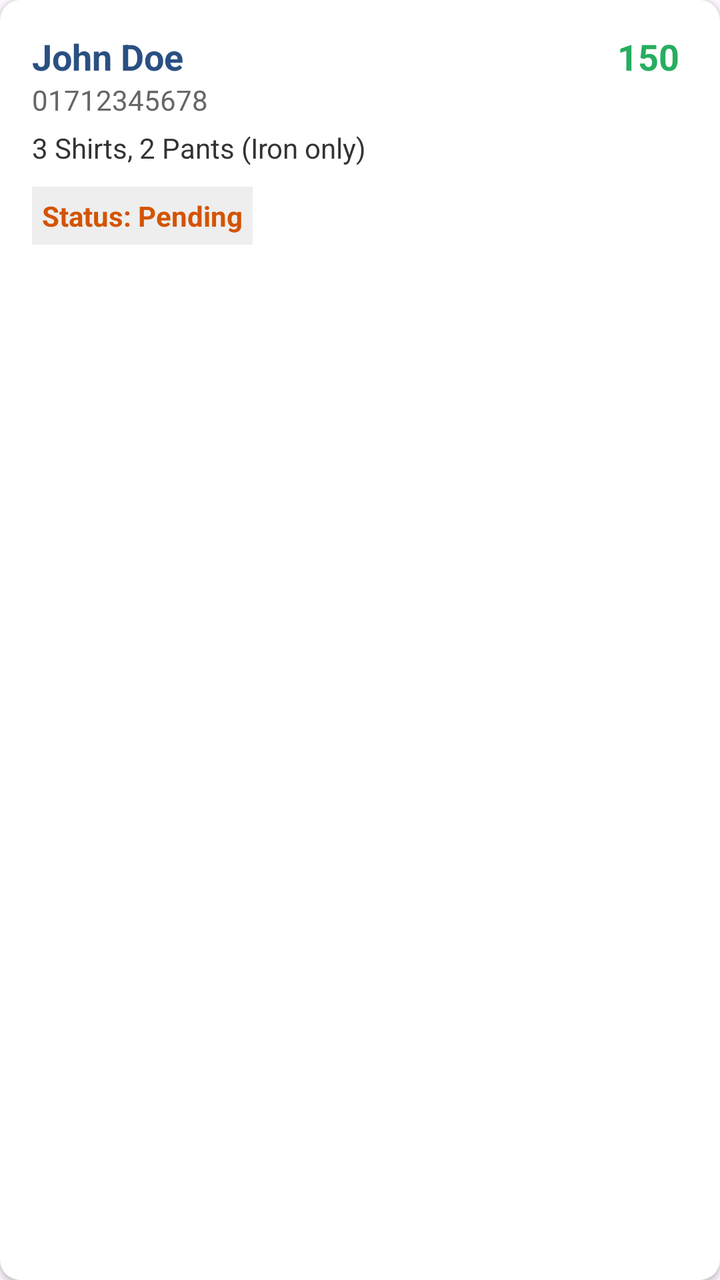
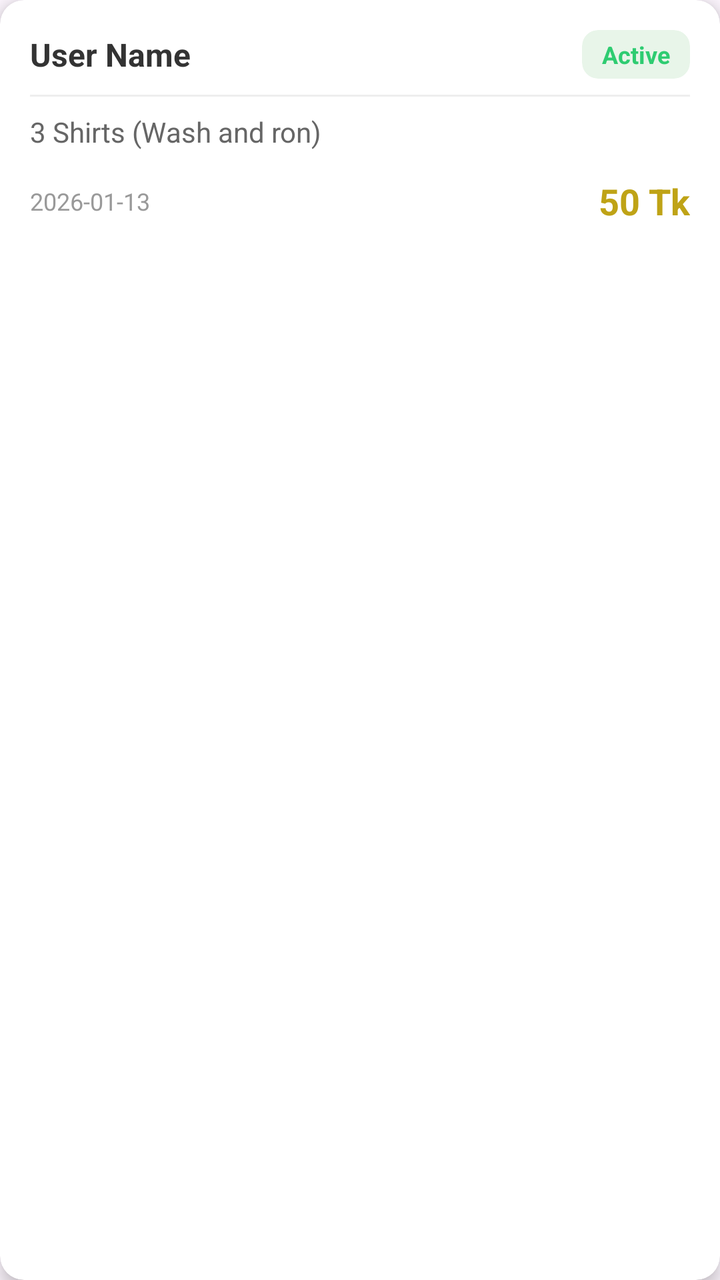

The first picture is an Android layout as it rendered before a commit; the second is the same layout after the commit. The layout source and the unified diff follow.
<!-- AndroidManifest.xml: application theme Theme.LaundryApp -->
<!-- res/layout/item_order.xml -->
<?xml version="1.0" encoding="utf-8"?>
<androidx.cardview.widget.CardView xmlns:android="http://schemas.android.com/apk/res/android"
    android:layout_width="match_parent"
    android:layout_height="wrap_content"
    android:layout_margin="8dp"
    android:elevation="4dp"
    app:cardCornerRadius="10dp"
    xmlns:app="http://schemas.android.com/apk/res-auto">

    <LinearLayout
        android:layout_width="match_parent"
        android:layout_height="wrap_content"
        android:orientation="vertical"
        android:padding="16dp">

        <LinearLayout
            android:layout_width="match_parent"
            android:layout_height="wrap_content"
            android:orientation="horizontal"
            android:gravity="center_vertical">

            <TextView
                android:id="@+id/tvOrderName"
                android:layout_width="0dp"
                android:layout_height="wrap_content"
                android:layout_weight="1"
                android:text="John Doe"
                android:textSize="18sp"
                android:textStyle="bold"
                android:textColor="#2a5082"/>

            <TextView
                android:id="@+id/tvOrderPrice"
                android:layout_width="wrap_content"
                android:layout_height="wrap_content"
                android:text="150 "
                android:textColor="#27ae60"
                android:textSize="18sp"
                android:textStyle="bold" />
        </LinearLayout>

        <TextView
            android:id="@+id/tvOrderPhone"
            android:layout_width="wrap_content"
            android:layout_height="wrap_content"
            android:text="01712345678"
            android:textColor="#666"
            android:layout_marginBottom="5dp"/>

        <TextView
            android:id="@+id/tvOrderDetails"
            android:layout_width="wrap_content"
            android:layout_height="wrap_content"
            android:text="3 Shirts, 2 Pants (Iron only)"
            android:textSize="14sp"
            android:textColor="#333"
            android:layout_marginBottom="10dp"/>

        <TextView
            android:id="@+id/tvOrderStatus"
            android:layout_width="wrap_content"
            android:layout_height="wrap_content"
            android:background="#EEE"
            android:padding="5dp"
            android:text="Status: Pending"
            android:textColor="#d35400"
            android:textStyle="bold" />

    </LinearLayout>
</androidx.cardview.widget.CardView>
<!-- resources referenced by this layout -->
<resources>
  <style name="Theme.LaundryApp" parent="Base.Theme.LaundryApp" />
  <style name="Base.Theme.LaundryApp" parent="Theme.Material3.DayNight.NoActionBar">
          
          
      </style>
</resources>

<!-- the commit's change to res/layout/item_order.xml (unified diff, before → after) -->
@@ -1,70 +1,96 @@
 <?xml version="1.0" encoding="utf-8"?>
-<androidx.cardview.widget.CardView xmlns:android="http://schemas.android.com/apk/res/android"
+<androidx.cardview.widget.CardView
+    xmlns:android="http://schemas.android.com/apk/res/android"
+    xmlns:app="http://schemas.android.com/apk/res-auto"
     android:layout_width="match_parent"
     android:layout_height="wrap_content"
-    android:layout_margin="8dp"
-    android:elevation="4dp"
-    app:cardCornerRadius="10dp"
-    xmlns:app="http://schemas.android.com/apk/res-auto">
+    android:layout_marginHorizontal="4dp"
+    android:layout_marginVertical="6dp"
+    app:cardCornerRadius="12dp"
+    app:cardElevation="5dp"
+    app:cardBackgroundColor="#FFFFFF">
 
     <LinearLayout
         android:layout_width="match_parent"
         android:layout_height="wrap_content"
         android:orientation="vertical"
-        android:padding="16dp">
+        android:padding="15dp">
 
         <LinearLayout
             android:layout_width="match_parent"
             android:layout_height="wrap_content"
             android:orientation="horizontal"
-            android:gravity="center_vertical">
+            android:gravity="center_vertical"
+            android:layout_marginBottom="8dp">
 
             <TextView
                 android:id="@+id/tvOrderName"
                 android:layout_width="0dp"
                 android:layout_height="wrap_content"
                 android:layout_weight="1"
-                android:text="John Doe"
-                android:textSize="18sp"
+                android:text="User Name"
+                android:textSize="16sp"
                 android:textStyle="bold"
-                android:textColor="#2a5082"/>
+                android:textColor="#333333"/>
+
+            <androidx.cardview.widget.CardView
+                android:layout_width="wrap_content"
+                android:layout_height="wrap_content"
+                app:cardCornerRadius="8dp"
+                app:cardBackgroundColor="#E8F5E9"
+                app:cardElevation="0dp">
+                <TextView
+                    android:id="@+id/tvOrderStatus"
+                    android:layout_width="wrap_content"
+                    android:layout_height="wrap_content"
+                    android:text="Active"
+                    android:textSize="12sp"
+                    android:textStyle="bold"
+                    android:textColor="#2ECC71"
+                    android:paddingHorizontal="10dp"
+                    android:paddingVertical="4dp"/>
+            </androidx.cardview.widget.CardView>
+        </LinearLayout>
+
+        <View
+            android:layout_width="match_parent"
+            android:layout_height="1dp"
+            android:background="#EEEEEE"
+            android:layout_marginBottom="8dp"/>
+
+        <TextView
+            android:id="@+id/tvOrderDetails"
+            android:layout_width="wrap_content"
+            android:layout_height="22dp"
+            android:layout_marginBottom="5dp"
+            android:text="3 Shirts (Wash and ron)"
+            android:textColor="#666666"
+            android:textSize="14sp" />
+
+        <LinearLayout
+            android:layout_width="match_parent"
+            android:layout_height="wrap_content"
+            android:orientation="horizontal"
+            android:gravity="center_vertical"
+            android:layout_marginTop="5dp">
+
+            <TextView
+                android:id="@+id/tvOrderDate"
+                android:layout_width="0dp"
+                android:layout_height="wrap_content"
+                android:layout_weight="1"
+                android:text="2026-01-13"
+                android:textSize="12sp"
+                android:textColor="#999999"/>
 
             <TextView
                 android:id="@+id/tvOrderPrice"
                 android:layout_width="wrap_content"
                 android:layout_height="wrap_content"
-                android:text="150 "
-                android:textColor="#27ae60"
+                android:text="50 Tk"
                 android:textSize="18sp"
-                android:textStyle="bold" />
-        </LinearLayout>
-
-        <TextView
-            android:id="@+id/tvOrderPhone"
-            android:layout_width="wrap_content"
-            android:layout_height="wrap_content"
-            android:text="01712345678"
-            android:textColor="#666"
-            android:layout_marginBottom="5dp"/>
-
-        <TextView
-            android:id="@+id/tvOrderDetails"
-            android:layout_width="wrap_content"
-            android:layout_height="wrap_content"
-            android:text="3 Shirts, 2 Pants (Iron only)"
-            android:textSize="14sp"
-            android:textColor="#333"
-            android:layout_marginBottom="10dp"/>
-
-        <TextView
-            android:id="@+id/tvOrderStatus"
-            android:layout_width="wrap_content"
-            android:layout_height="wrap_content"
-            android:background="#EEE"
-            android:padding="5dp"
-            android:text="Status: Pending"
-            android:textColor="#d35400"
-            android:textStyle="bold" />
+                android:textStyle="bold"
+                android:textColor="#bfa316"/> </LinearLayout>
 
     </LinearLayout>
 </androidx.cardview.widget.CardView>
